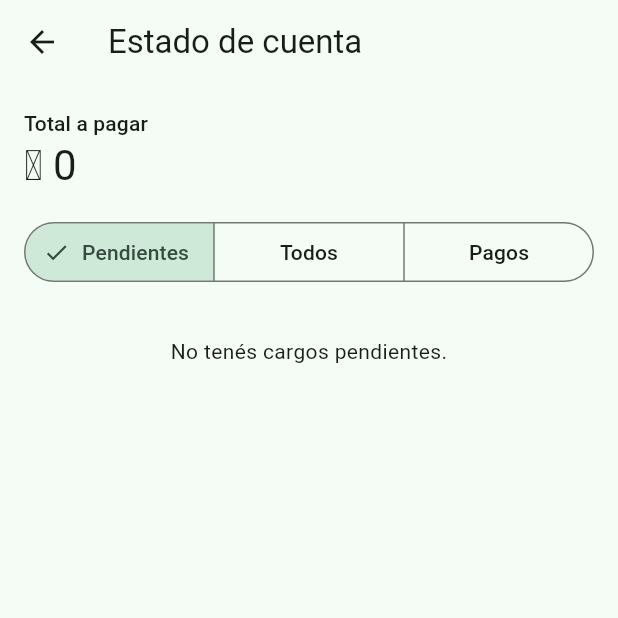
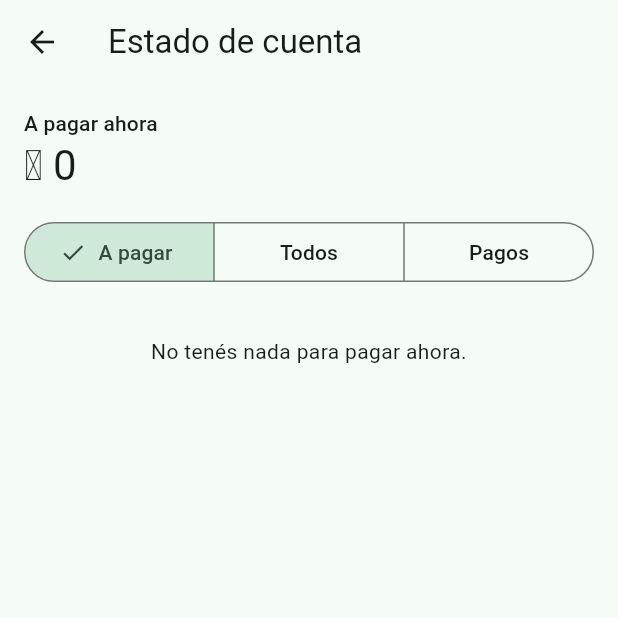
Before and after one commit to aldorodrigo/academia-app, a Flutter app: the BalanceScreen screen opened by its route, on a phone screen of 412 x 824 dp, the top half of it. Run offline on Flutter 3.47's test engine with Material 3 defaults, Android fonts, the phone set to English and light mode, and no system bars; our stand-ins replace dio, flutter_riverpod, flutter_secure_storage, go_router; accounts and stored records are empty.

Commit message:
Sprint 4c (app): a pagar ahora y próximas cuotas, temporada en cada cuota y temporadas próximas en la ficha
Co-Authored-By: Claude Opus 5.5 <noreply@anthropic.com>

```diff
--- a/lib/features/billing/data/models.dart
+++ b/lib/features/billing/data/models.dart
@@ -58,11 +58,18 @@ class Charge {
     this.group,
     this.issuedOn,
     this.adjustments = const [],
+    this.season,
+    this.periodStart,
+    this.periodEnd,
+    this.quantity,
+    this.unitAmount,
+    this.isUpcoming = false,
   }) : paidAmount = paidAmount ?? 0,
        pendingAmount = pendingAmount ?? finalAmount;
 
   factory Charge.fromJson(Map<String, dynamic> json) {
     final student = json['student'] as Map<String, dynamic>;
+    final season = json['season'] as Map<String, dynamic>?;
     return Charge(
       id: json['id'] as int,
       studentId: student['id'] as int,
@@ -81,6 +88,12 @@ class Charge {
       adjustments: ((json['adjustments'] as List?) ?? const [])
           .map((a) => ChargeAdjustment.fromJson(a as Map<String, dynamic>))
           .toList(),
+      season: season?['name'] as String?,
+      periodStart: _date(json['period_start']),
+      periodEnd: _date(json['period_end']),
+      quantity: json['quantity'] as int?,
+      unitAmount: json['unit_amount'] as int?,
+      isUpcoming: json['is_upcoming'] as bool? ?? false,
     );
   }
 
@@ -105,6 +118,20 @@ class Charge {
   /// Lo que falta pagar. Si la API no lo manda, el monto final.
   final int pendingAmount;
   final List<ChargeAdjustment> adjustments;
+
+  /// Temporada a la que corresponde la cuota; null en cargos manuales.
+  final String? season;
+
+  /// Período que cubre la cuota (mes, quincena, semana o día).
+  final DateTime? periodStart;
+  final DateTime? periodEnd;
+
+  /// Cobro por día agrupado: "5 entrenamientos × ₲ 20.000".
+  final int? quantity;
+  final int? unitAmount;
+
+  /// Cuota creada por adelantado cuyo período todavía no empezó.
+  final bool isUpcoming;
 
   bool get hasAdjustments => adjustments.isNotEmpty;
 
@@ -185,19 +212,27 @@ class StudentBalance {
     required this.fullName,
     required this.balance,
     required this.overdue,
-  });
+    int? dueNow,
+    this.upcoming = 0,
+  }) : dueNow = dueNow ?? balance;
 
   factory StudentBalance.fromJson(Map<String, dynamic> json) => StudentBalance(
     id: json['id'] as int,
     fullName: json['full_name'] as String,
     balance: json['balance'] as int,
     overdue: json['overdue'] as int,
+    dueNow: json['due_now'] as int?,
+    upcoming: json['upcoming'] as int? ?? 0,
   );
 
   final int id;
   final String fullName;
   final int balance;
   final int overdue;
+
+  /// A pagar ahora (sin las próximas cuotas).
+  final int dueNow;
+  final int upcoming;
 }
 
 /// Estado de cuenta: consolidado de la familia o de un solo hijo.
@@ -209,11 +244,15 @@ class Account {
     required this.charges,
     this.credit = 0,
     this.payments = const [],
-  });
+    int? dueNow,
+    this.upcoming = 0,
+  }) : dueNow = dueNow ?? balance;
 
   factory Account.fromJson(Map<String, dynamic> json) => Account(
     balance: json['balance'] as int,
     overdue: json['overdue'] as int,
+    dueNow: json['due_now'] as int?,
+    upcoming: json['upcoming'] as int? ?? 0,
     credit: json['credit'] as int? ?? 0,
     payments: ((json['payments'] as List?) ?? const [])
         .map((p) => Payment.fromJson(p as Map<String, dynamic>))
@@ -233,8 +272,15 @@ class Account {
     charges: [],
   );
 
+  /// Total: a pagar ahora más las próximas cuotas.
   final int balance;
   final int overdue;
+
+  /// Lo que hay que pagar ahora (vencido y período en curso, menos el saldo a favor).
+  final int dueNow;
+
+  /// Cuotas creadas por adelantado que todavía no empezaron.
+  final int upcoming;
   final List<StudentBalance> students;
   final List<Charge> charges;
 
@@ -243,6 +289,15 @@ class Account {
   final List<Payment> payments;
 
   List<Charge> get unpaid => charges.where((c) => c.status.isUnpaid).toList();
+
+  /// Impagos a pagar ahora, sin las próximas cuotas.
+  List<Charge> get dueCharges =>
+      charges.where((c) => c.status.isUnpaid && !c.isUpcoming).toList();
+
+  /// Próximas cuotas, de la más cercana a la más lejana.
+  List<Charge> get upcomingCharges =>
+      charges.where((c) => c.status.isUnpaid && c.isUpcoming).toList()
+        ..sort((a, b) => a.dueOn.compareTo(b.dueOn));
 }
 
 DateTime? _date(Object? value) =>
--- a/lib/features/billing/presentation/account_summary_card.dart
+++ b/lib/features/billing/presentation/account_summary_card.dart
@@ -6,7 +6,8 @@ import '../../../core/api/api_client.dart';
 import '../../../core/utils/format.dart';
 import '../data/account_repository.dart';
 
-/// Tarjeta del inicio: total a pagar de la familia y lo vencido.
+/// Tarjeta del inicio: lo que la familia tiene que pagar ahora, lo vencido
+/// y las próximas cuotas.
 class AccountSummaryCard extends ConsumerWidget {
   const AccountSummaryCard({super.key});
 
@@ -22,8 +23,8 @@ class AccountSummaryCard extends ConsumerWidget {
         child: ListTile(
           leading: const Icon(Icons.receipt_long_outlined),
           title: Text(
-            account.balance > 0
-                ? 'Total a pagar ${formatMoney(account.balance)}'
+            account.dueNow > 0
+                ? 'A pagar ahora ${formatMoney(account.dueNow)}'
                 : 'Estás al día',
           ),
           subtitle: account.overdue > 0
@@ -33,6 +34,8 @@ class AccountSummaryCard extends ConsumerWidget {
                 )
               : account.credit > 0
               ? Text('Saldo a favor ${formatMoney(account.credit)}')
+              : account.upcoming > 0
+              ? Text('Próximas cuotas ${formatMoney(account.upcoming)}')
               : null,
           trailing: const Icon(Icons.chevron_right),
           onTap: () => context.go('/estado-de-cuenta'),
--- a/lib/features/billing/presentation/balance_screen.dart
+++ b/lib/features/billing/presentation/balance_screen.dart
@@ -48,15 +48,16 @@ class _BalanceScreenState extends ConsumerState<BalanceScreen> {
   Widget _content(BuildContext context, Account account) {
     final theme = Theme.of(context);
     final charges = _filter == _Filter.unpaid
-        ? account.unpaid
+        ? account.dueCharges
         : account.charges;
+    final upcoming = account.upcomingCharges;
 
     return ListView(
       padding: const EdgeInsets.all(16),
       children: [
-        Text('Total a pagar', style: theme.textTheme.labelLarge),
+        Text('A pagar ahora', style: theme.textTheme.labelLarge),
         Text(
-          formatMoney(account.balance),
+          formatMoney(account.dueNow),
           style: theme.textTheme.headlineMedium,
         ),
         if (account.overdue > 0)
@@ -69,6 +70,8 @@ class _BalanceScreenState extends ConsumerState<BalanceScreen> {
             'Saldo a favor ${formatMoney(account.credit)}',
             style: TextStyle(color: theme.colorScheme.primary),
           ),
+        if (account.upcoming > 0)
+          Text('Próximas cuotas ${formatMoney(account.upcoming)}'),
         if (account.students.length > 1) ...[
           const SizedBox(height: 16),
           for (final student in account.students)
@@ -81,14 +84,14 @@ class _BalanceScreenState extends ConsumerState<BalanceScreen> {
                       style: TextStyle(color: theme.colorScheme.error),
                     )
                   : null,
-              trailing: Text(formatMoney(student.balance)),
+              trailing: Text(formatMoney(student.dueNow)),
               onTap: () => context.go('/hijos/${student.id}'),
             ),
         ],
         const SizedBox(height: 16),
         SegmentedButton<_Filter>(
           segments: const [
-            ButtonSegment(value: _Filter.unpaid, label: Text('Pendientes')),
+            ButtonSegment(value: _Filter.unpaid, label: Text('A pagar')),
             ButtonSegment(value: _Filter.all, label: Text('Todos')),
             ButtonSegment(value: _Filter.payments, label: Text('Pagos')),
           ],
@@ -104,11 +107,17 @@ class _BalanceScreenState extends ConsumerState<BalanceScreen> {
           if (charges.isEmpty)
             _Empty(
               _filter == _Filter.unpaid
-                  ? 'No tenés cargos pendientes.'
+                  ? 'No tenés nada para pagar ahora.'
                   : 'Todavía no hay cargos.',
             ),
           for (final charge in charges)
             ChargeTile(charge, showStudent: account.students.length > 1),
+          if (_filter == _Filter.unpaid && upcoming.isNotEmpty)
+            _UpcomingCharges(
+              upcoming,
+              total: account.upcoming,
+              showStudent: account.students.length > 1,
+            ),
         ],
       ],
     );
@@ -116,6 +125,34 @@ class _BalanceScreenState extends ConsumerState<BalanceScreen> {
 }
 
 enum _Filter { unpaid, all, payments }
+
+/// Cuotas creadas por adelantado, plegadas para no confundir con lo que se debe hoy.
+class _UpcomingCharges extends StatelessWidget {
+  const _UpcomingCharges(
+    this.charges, {
+    required this.total,
+    required this.showStudent,
+  });
+
+  final List<Charge> charges;
+  final int total;
+  final bool showStudent;
+
+  @override
+  Widget build(BuildContext context) => ExpansionTile(
+    key: const PageStorageKey('upcoming-charges'),
+    tilePadding: EdgeInsets.zero,
+    title: Text('Próximas cuotas (${charges.length})'),
+    subtitle: const Text(
+      'Todavía no empezaron; podés pagarlas por adelantado.',
+    ),
+    trailing: Text(formatMoney(total)),
+    children: [
+      for (final charge in charges)
+        ChargeTile(charge, showStudent: showStudent),
+    ],
+  );
+}
 
 class _Empty extends StatelessWidget {
   const _Empty(this.text);
--- a/lib/features/reports/presentation/reports_screen.dart
+++ b/lib/features/reports/presentation/reports_screen.dart
@@ -169,6 +169,7 @@ class _BalancesTab extends ConsumerWidget {
             AmountRow('Pendiente de cobro', r.pending, bold: true),
             AmountRow('Vencido', r.overdue, color: theme.colorScheme.error),
             if (r.credit > 0) AmountRow('Saldo a favor', r.credit),
+            if (r.upcoming > 0) AmountRow('Próximas cuotas', r.upcoming),
           ],
         ),
         DownloadButtons(r.links),
@@ -192,6 +193,8 @@ class _BalancesTab extends ConsumerWidget {
                     'Vencido ${formatMoney(family.overdue)}',
                   if (family.credit > 0)
                     'Saldo a favor ${formatMoney(family.credit)}',
+                  if (family.upcoming > 0)
+                    'Próximas ${formatMoney(family.upcoming)}',
                 ].join(' · '),
               ),
               trailing: Text(
```
Also changed, not shown: lib/features/billing/presentation/charge_tile.dart (+18 -6 lines), lib/features/billing/presentation/student_account_section.dart (+5 -3 lines), lib/features/reports/data/models.dart (+10 -0 lines), lib/features/students/data/models.dart (+19 -6 lines), lib/features/students/presentation/student_screen.dart (+18 -4 lines), 7 other files.
